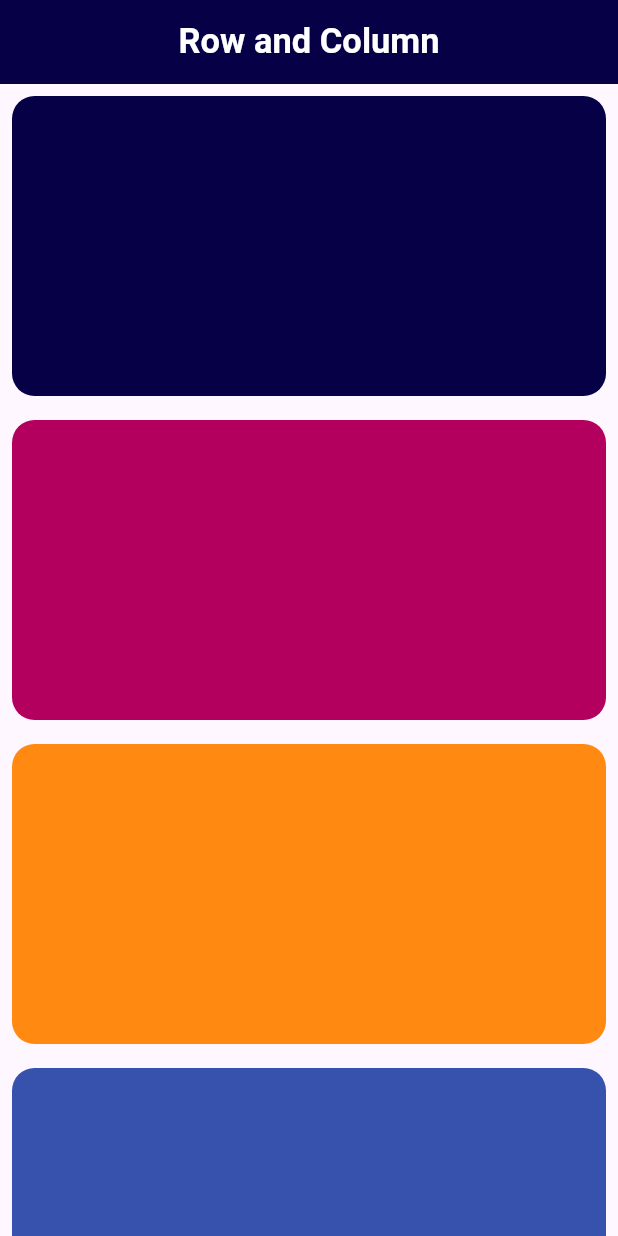
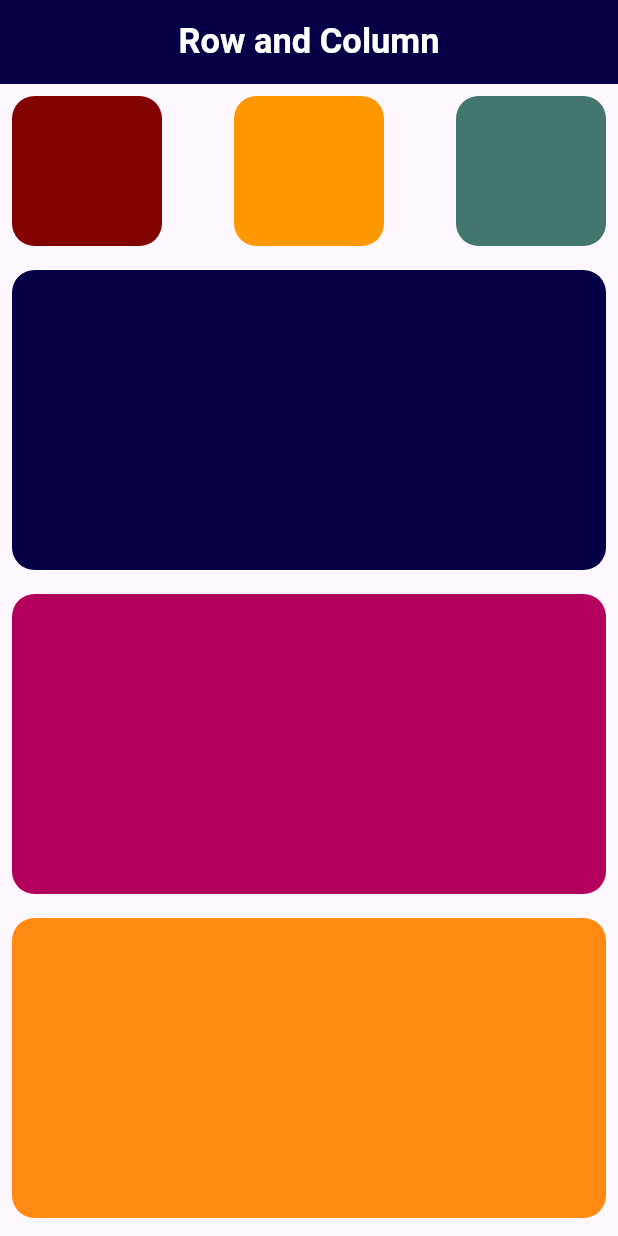
Before and after one commit to alhasann351/row_column, a Flutter app: the screen it shows after launch, on a phone screen of 412 x 824 dp. Run offline on Flutter 3.47's test engine with Material 3 defaults, Android fonts, the phone set to English and light mode, and no system bars.

Commit message:
row added

```diff
--- a/lib/main.dart
+++ b/lib/main.dart
@@ -46,6 +46,44 @@ class _MyHomePageState extends State<MyHomePage> {
         child: Column(
           crossAxisAlignment: CrossAxisAlignment.start,
           children: [
+            Row(
+              mainAxisAlignment: MainAxisAlignment.spaceBetween,
+              children: [
+                Padding(
+                  padding: const EdgeInsets.all(8.0),
+                  child: Container(
+                    width: 100,
+                    height: 100,
+                    decoration: BoxDecoration(
+                      color: const Color(0xFF820300),
+                      borderRadius: BorderRadius.circular(15),
+                    ),
+                  ),
+                ),
+                Padding(
+                  padding: const EdgeInsets.all(8.0),
+                  child: Container(
+                    width: 100,
+                    height: 100,
+                    decoration: BoxDecoration(
+                      color: const Color(0xFFFF9800),
+                      borderRadius: BorderRadius.circular(15),
+                    ),
+                  ),
+                ),
+                Padding(
+                  padding: const EdgeInsets.all(8.0),
+                  child: Container(
+                    width: 100,
+                    height: 100,
+                    decoration: BoxDecoration(
+                      color: const Color(0xFF43766C),
+                      borderRadius: BorderRadius.circular(15),
+                    ),
+                  ),
+                ),
+              ],
+            ),
             Padding(
               padding: const EdgeInsets.all(8.0),
               child: Container(
```
